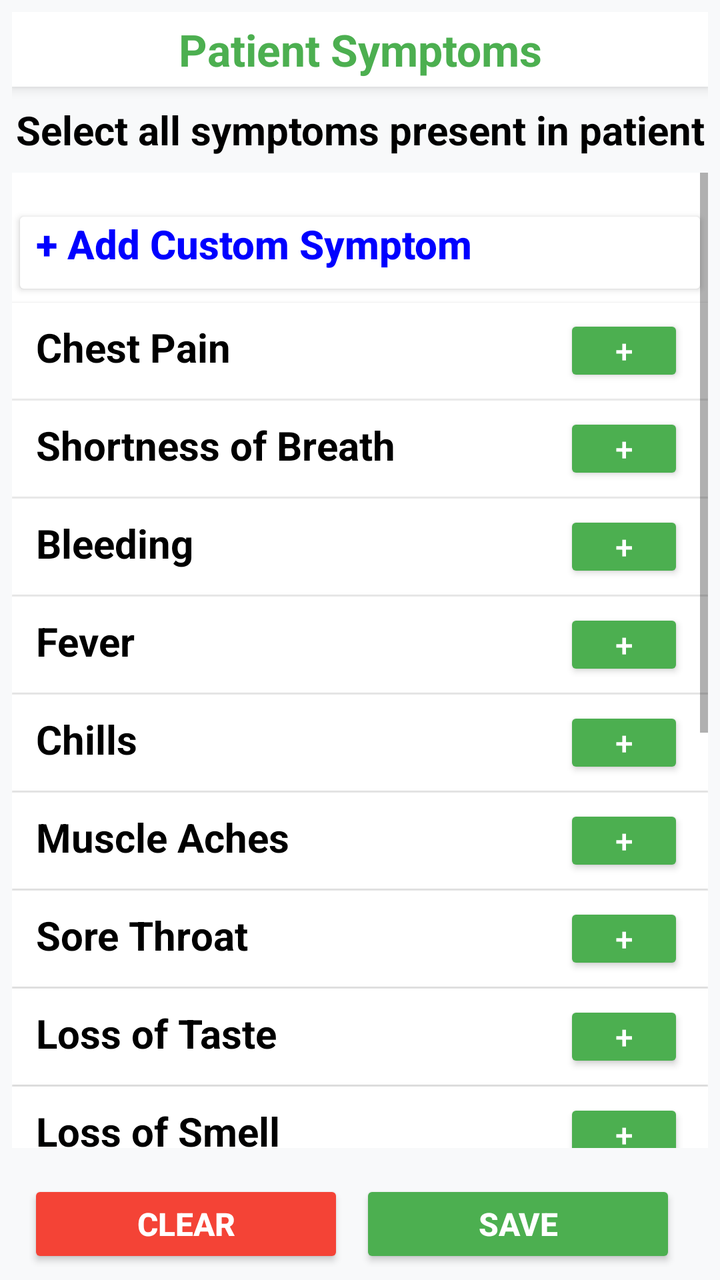
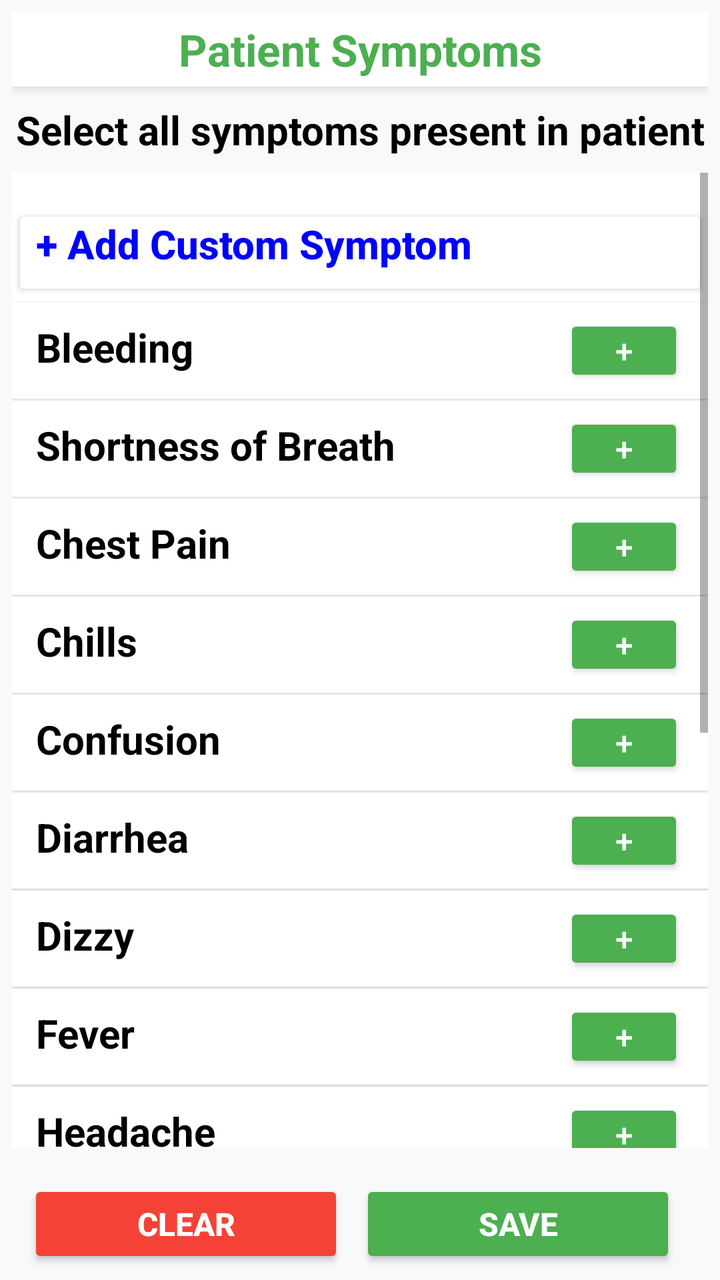

Compare the two renders of this Android layout. The source of the first and the diff that turns it into the second are given below.
<!-- AndroidManifest.xml: application theme Theme.Ui_proto_original -->
<!-- res/layout/symptoms_menu.xml -->
<?xml version="1.0" encoding="utf-8"?>

<LinearLayout xmlns:android="http://schemas.android.com/apk/res/android"
    android:layout_width="match_parent"
    android:layout_height="match_parent"
    android:background="#F8F9FA"
    android:orientation="vertical"
    android:padding="6dp">

    <TextView
        android:layout_width="match_parent"
        android:layout_height="wrap_content"
        android:layout_marginBottom="8dp"
        android:background="@android:color/white"
        android:elevation="4dp"
        android:gravity="center"
        android:padding="4dp"
        android:text="Patient Symptoms"
        android:textColor="@color/green"
        android:textSize="22sp"
        android:textStyle="bold" />

    <TextView
        android:layout_width="match_parent"
        android:layout_height="wrap_content"
        android:layout_marginBottom="8dp"
        android:gravity="center"
        android:text="Select all symptoms present in patient"
        android:textColor="@color/black"
        android:textSize="20sp"
        android:textStyle="bold" />

    <ScrollView
        android:layout_width="match_parent"
        android:layout_height="0dp"
        android:layout_weight="1"
        android:background="@color/white"
        android:fillViewport="true">

        <LinearLayout
            android:layout_width="match_parent"
            android:layout_height="wrap_content"
            android:orientation="vertical">

            <LinearLayout
                android:id="@+id/activeSymptomsContainer"
                android:layout_width="match_parent"
                android:layout_height="wrap_content"
                android:layout_marginBottom="16dp"
                android:orientation="vertical" />

            <Button
                android:id="@+id/addNewButton"
                android:layout_width="match_parent"
                android:layout_height="wrap_content"
                android:layout_marginBottom="1dp"
                android:backgroundTint="@color/white"
                android:gravity="start"
                android:paddingHorizontal="12dp"
                android:paddingVertical="6dp"
                android:text="+ Add Custom Symptom"
                android:textAllCaps="false"
                android:textColor="@color/blue"
                android:textSize="20sp"
                android:textStyle="bold" />

            <LinearLayout
                android:id="@+id/chestPainContainer"
                android:layout_width="match_parent"
                android:layout_height="wrap_content"
                android:layout_marginBottom="1dp"
                android:background="@color/white"
                android:elevation="1dp"
                android:orientation="horizontal"
                android:paddingHorizontal="12dp"
                android:paddingVertical="6dp">

                <TextView
                    android:layout_width="0dp"
                    android:layout_height="wrap_content"
                    android:layout_weight="1"
                    android:text="Chest Pain"
                    android:textColor="@color/black"
                    android:textSize="20sp"
                    android:textStyle="bold" />

                <Button
                    android:id="@+id/addChestPainButton"
                    android:layout_width="60dp"
                    android:layout_height="36dp"
                    android:backgroundTint="@color/green"
                    android:paddingVertical="0dp"
                    android:text="+"
                    android:textColor="@color/white"
                    android:textSize="16sp" />
            </LinearLayout>

            <LinearLayout
                android:id="@+id/breathContainer"
                android:layout_width="match_parent"
                android:layout_height="wrap_content"
                android:layout_marginBottom="1dp"
                android:background="@color/white"
                android:elevation="1dp"
                android:orientation="horizontal"
                android:paddingHorizontal="12dp"
                android:paddingVertical="6dp">

                <TextView
                    android:layout_width="0dp"
                    android:layout_height="wrap_content"
                    android:layout_weight="1"
                    android:text="Shortness of Breath"
                    android:textColor="@color/black"
                    android:textSize="20sp"
                    android:textStyle="bold" />

                <Button
                    android:id="@+id/addBreathButton"
                    android:layout_width="60dp"
                    android:layout_height="36dp"
                    android:backgroundTint="@color/green"
                    android:paddingVertical="0dp"
                    android:text="+"
                    android:textColor="@color/white"
                    android:textSize="16sp" />
            </LinearLayout>

            <LinearLayout
                android:id="@+id/bleedingContainer"
                android:layout_width="match_parent"
                android:layout_height="wrap_content"
                android:layout_marginBottom="1dp"
                android:background="@color/white"
                android:elevation="1dp"
                android:orientation="horizontal"
                android:paddingHorizontal="12dp"
                android:paddingVertical="6dp">

                <TextView
                    android:layout_width="0dp"
                    android:layout_height="wrap_content"
                    android:layout_weight="1"
                    android:text="Bleeding"
                    android:textColor="@color/black"
                    android:textSize="20sp"
                    android:textStyle="bold" />

                <Button
                    android:id="@+id/addBleedingButton"
                    android:layout_width="60dp"
                    android:layout_height="36dp"
                    android:backgroundTint="@color/green"
                    android:paddingVertical="0dp"
                    android:text="+"
                    android:textColor="@color/white"
                    android:textSize="16sp" />
            </LinearLayout>

            <LinearLayout
                android:id="@+id/feverContainer"
                android:layout_width="match_parent"
                android:layout_height="wrap_content"
                android:layout_marginBottom="1dp"
                android:background="@color/white"
                android:elevation="1dp"
                android:orientation="horizontal"
                android:paddingHorizontal="12dp"
                android:paddingVertical="6dp">

                <TextView
                    android:layout_width="0dp"
                    android:layout_height="wrap_content"
                    android:layout_weight="1"
                    android:text="Fever"
                    android:textColor="@color/black"
                    android:textSize="20sp"
                    android:textStyle="bold" />

                <Button
                    android:id="@+id/addFeverButton"
                    android:layout_width="60dp"
                    android:layout_height="36dp"
                    android:backgroundTint="@color/green"
                    android:paddingVertical="0dp"
                    android:text="+"
                    android:textColor="@color/white"
                    android:textSize="16sp" />
            </LinearLayout>

            <LinearLayout
                android:id="@+id/chillsContainer"
                android:layout_width="match_parent"
                android:layout_height="wrap_content"
                android:layout_marginBottom="1dp"
                android:background="@color/white"
                android:elevation="1dp"
                android:orientation="horizontal"
                android:paddingHorizontal="12dp"
                android:paddingVertical="6dp">

                <TextView
                    android:layout_width="0dp"
                    android:layout_height="wrap_content"
                    android:layout_weight="1"
                    android:text="Chills"
                    android:textColor="@color/black"
                    android:textSize="20sp"
                    android:textStyle="bold" />

                <Button
                    android:id="@+id/addChillsButton"
                    android:layout_width="60dp"
                    android:layout_height="36dp"
                    android:backgroundTint="#4CAF50"
                    android:paddingVertical="0dp"
                    android:text="+"
                    android:textColor="@color/white"
                    android:textSize="16sp" />
            </LinearLayout>

            <LinearLayout
                android:id="@+id/muscleAchesContainer"
                android:layout_width="match_parent"
                android:layout_height="wrap_content"
                android:layout_marginBottom="1dp"
                android:background="@color/white"
                android:elevation="1dp"
                android:orientation="horizontal"
                android:paddingHorizontal="12dp"
                android:paddingVertical="6dp">

                <TextView
                    android:layout_width="0dp"
                    android:layout_height="wrap_content"
                    android:layout_weight="1"
                    android:text="Muscle Aches"
                    android:textColor="@color/black"
                    android:textSize="20sp"
                    android:textStyle="bold" />

                <Button
                    android:id="@+id/addMuscleAchesButton"
                    android:layout_width="60dp"
                    android:layout_height="36dp"
                    android:backgroundTint="@color/green"
                    android:paddingVertical="0dp"
                    android:text="+"
                    android:textColor="@color/white"
                    android:textSize="16sp" />
            </LinearLayout>

            <LinearLayout
                android:id="@+id/soreThroatContainer"
                android:layout_width="match_parent"
                android:layout_height="wrap_content"
                android:layout_marginBottom="1dp"
                android:background="@color/white"
                android:elevation="1dp"
                android:orientation="horizontal"
                android:paddingHorizontal="12dp"
                android:paddingVertical="6dp">

                <TextView
                    android:layout_width="0dp"
                    android:layout_height="wrap_content"
                    android:layout_weight="1"
                    android:text="Sore Throat"
                    android:textColor="@color/black"
                    android:textSize="20sp"
                    android:textStyle="bold" />

                <Button
                    android:id="@+id/addSoreThroatButton"
                    android:layout_width="60dp"
                    android:layout_height="36dp"
                    android:backgroundTint="@color/green"
                    android:paddingVertical="0dp"
                    android:text="+"
                    android:textColor="@color/white"
                    android:textSize="16sp" />
            </LinearLayout>

            <LinearLayout
                android:id="@+id/lossOfTasteContainer"
                android:layout_width="match_parent"
                android:layout_height="wrap_content"
                android:layout_marginBottom="1dp"
                android:background="@color/white"
                android:elevation="1dp"
                android:orientation="horizontal"
                android:paddingHorizontal="12dp"
                android:paddingVertical="6dp">

                <TextView
                    android:layout_width="0dp"
                    android:layout_height="wrap_content"
                    android:layout_weight="1"
                    android:text="Loss of Taste"
                    android:textColor="@color/black"
                    android:textSize="20sp"
                    android:textStyle="bold" />

                <Button
                    android:id="@+id/addLossOfTasteButton"
                    android:layout_width="60dp"
                    android:layout_height="36dp"
                    android:backgroundTint="@color/green"
                    android:paddingVertical="0dp"
                    android:text="+"
                    android:textColor="@color/white"
                    android:textSize="16sp" />
            </LinearLayout>

            <LinearLayout
                android:id="@+id/lossOfSmellContainer"
                android:layout_width="match_parent"
                android:layout_height="wrap_content"
                android:layout_marginBottom="1dp"
                android:background="@color/white"
                android:elevation="1dp"
                android:orientation="horizontal"
                android:paddingHorizontal="12dp"
                android:paddingVertical="6dp">

                <TextView
                    android:layout_width="0dp"
                    android:layout_height="wrap_content"
                    android:layout_weight="1"
                    android:text="Loss of Smell"
                    android:textColor="@color/black"
                    android:textSize="20sp"
                    android:textStyle="bold" />

                <Button
                    android:id="@+id/addLossOfSmellButton"
                    android:layout_width="60dp"
                    android:layout_height="36dp"
                    android:backgroundTint="@color/green"
                    android:paddingVertical="0dp"
                    android:text="+"
                    android:textColor="@color/white"
                    android:textSize="16sp" />
            </LinearLayout>

            <LinearLayout
                android:id="@+id/headacheContainer"
                android:layout_width="match_parent"
                android:layout_height="wrap_content"
                android:layout_marginBottom="1dp"
                android:background="@color/white"
                android:elevation="1dp"
                android:orientation="horizontal"
                android:paddingHorizontal="12dp"
                android:paddingVertical="6dp">

                <TextView
                    android:layout_width="0dp"
                    android:layout_height="wrap_content"
                    android:layout_weight="1"
                    android:text="Headache"
                    android:textColor="@color/black"
                    android:textSize="20sp"
                    android:textStyle="bold" />

                <Button
                    android:id="@+id/addHeadacheButton"
                    android:layout_width="60dp"
                    android:layout_height="36dp"
                    android:backgroundTint="@color/green"
                    android:paddingVertical="0dp"
                    android:text="+"
                    android:textColor="@color/white"
                    android:textSize="16sp" />
            </LinearLayout>

            <LinearLayout
                android:id="@+id/rashContainer"
                android:layout_width="match_parent"
                android:layout_height="wrap_content"
                android:layout_marginBottom="1dp"
                android:background="@color/white"
                android:elevation="1dp"
                android:orientation="horizontal"
                android:paddingHorizontal="12dp"
                android:paddingVertical="6dp">

                <TextView
                    android:layout_width="0dp"
                    android:layout_height="wrap_content"
                    android:layout_weight="1"
                    android:text="Rash"
                    android:textColor="@color/black"
                    android:textSize="20sp"
                    android:textStyle="bold" />

                <Button
                    android:id="@+id/addRashButton"
                    android:layout_width="60dp"
                    android:layout_height="36dp"
                    android:backgroundTint="@color/green"
                    android:paddingVertical="0dp"
                    android:text="+"
                    android:textColor="@color/white"
                    android:textSize="16sp" />
            </LinearLayout>

            <LinearLayout
                android:id="@+id/nauseaContainer"
                android:layout_width="match_parent"
                android:layout_height="wrap_content"
                android:layout_marginBottom="1dp"
                android:background="@color/white"
                android:elevation="1dp"
                android:orientation="horizontal"
                android:paddingHorizontal="12dp"
                android:paddingVertical="6dp">

                <TextView
                    android:layout_width="0dp"
                    android:layout_height="wrap_content"
                    android:layout_weight="1"
                    android:text="Nausea"
                    android:textColor="@color/black"
                    android:textSize="20sp"
                    android:textStyle="bold" />

                <Button
                    android:id="@+id/addNauseaButton"
                    android:layout_width="60dp"
                    android:layout_height="36dp"
                    android:backgroundTint="@color/green"
                    android:paddingVertical="0dp"
                    android:text="+"
                    android:textColor="@color/white"
                    android:textSize="16sp" />
            </LinearLayout>

            <LinearLayout
                android:id="@+id/vomitingContainer"
                android:layout_width="match_parent"
                android:layout_height="wrap_content"
                android:layout_marginBottom="1dp"
                android:background="@color/white"
                android:elevation="1dp"
                android:orientation="horizontal"
                android:paddingHorizontal="12dp"
                android:paddingVertical="6dp">

                <TextView
                    android:layout_width="0dp"
                    android:layout_height="wrap_content"
                    android:layout_weight="1"
                    android:text="Vomiting"
                    android:textColor="@color/black"
                    android:textSize="20sp"
                    android:textStyle="bold" />

                <Button
                    android:id="@+id/addVomitingButton"
                    android:layout_width="60dp"
                    android:layout_height="36dp"
                    android:backgroundTint="@color/green"
                    android:paddingVertical="0dp"
                    android:text="+"
                    android:textColor="@color/white"
                    android:textSize="16sp" />
            </LinearLayout>

            <LinearLayout
                android:id="@+id/diarrheaContainer"
                android:layout_width="match_parent"
                android:layout_height="wrap_content"
                android:layout_marginBottom="1dp"
                android:background="@color/white"
                android:elevation="1dp"
                android:orientation="horizontal"
                android:paddingHorizontal="12dp"
                android:paddingVertical="6dp">

                <TextView
                    android:layout_width="0dp"
                    android:layout_height="wrap_content"
                    android:layout_weight="1"
                    android:text="Diarrhea"
                    android:textColor="@color/black"
                    android:textSize="20sp"
                    android:textStyle="bold" />

                <Button
                    android:id="@+id/addDiarrheaButton"
                    android:layout_width="60dp"
                    android:layout_height="36dp"
                    android:backgroundTint="@color/green"
                    android:paddingVertical="0dp"
                    android:text="+"
                    android:textColor="@color/white"
                    android:textSize="16sp" />
            </LinearLayout>

            <LinearLayout
                android:id="@+id/confusionContainer"
                android:layout_width="match_parent"
                android:layout_height="wrap_content"
                android:layout_marginBottom="1dp"
                android:background="@color/white"
                android:elevation="1dp"
                android:orientation="horizontal"
                android:paddingHorizontal="12dp"
                android:paddingVertical="6dp">

                <TextView
                    android:layout_width="0dp"
                    android:layout_height="wrap_content"
                    android:layout_weight="1"
                    android:text="Confusion"
                    android:textColor="@color/black"
                    android:textSize="20sp"
                    android:textStyle="bold" />

                <Button
                    android:id="@+id/addConfusionButton"
                    android:layout_width="60dp"
                    android:layout_height="36dp"
                    android:backgroundTint="@color/green"
                    android:paddingVertical="0dp"
                    android:text="+"
                    android:textColor="@color/white"
                    android:textSize="16sp" />
            </LinearLayout>

            <LinearLayout
                android:id="@+id/dizzyContainer"
                android:layout_width="match_parent"
                android:layout_height="wrap_content"
                android:layout_marginBottom="1dp"
                android:background="@color/white"
                android:elevation="1dp"
                android:orientation="horizontal"
                android:paddingHorizontal="12dp"
                android:paddingVertical="6dp">

                <TextView
                    android:layout_width="0dp"
                    android:layout_height="wrap_content"
                    android:layout_weight="1"
                    android:text="Dizzy"
                    android:textColor="@color/black"
                    android:textSize="20sp"
                    android:textStyle="bold" />

                <Button
                    android:id="@+id/addDizzyButton"
                    android:layout_width="60dp"
                    android:layout_height="36dp"
                    android:backgroundTint="@color/green"
                    android:paddingVertical="0dp"
                    android:text="+"
                    android:textColor="@color/white"
                    android:textSize="16sp" />
            </LinearLayout>

            
            <LinearLayout
                android:id="@+id/customSymptomsContainer"
                android:layout_width="match_parent"
                android:layout_height="wrap_content"
                android:orientation="vertical" />

        </LinearLayout>
    </ScrollView>

    
    <LinearLayout
        android:layout_width="match_parent"
        android:layout_height="wrap_content"
        android:layout_marginTop="16dp"
        android:orientation="horizontal"
        android:paddingStart="8dp"
        android:paddingEnd="8dp">

        <Button
            android:id="@+id/clearButton"
            android:layout_width="0dp"
            android:layout_height="44dp"
            android:layout_marginEnd="8dp"
            android:layout_weight="1"
            android:backgroundTint="#F44336"
            android:ellipsize="end"
            android:maxLines="1"
            android:text="CLEAR"
            android:textAlignment="center"
            android:textAllCaps="true"
            android:textColor="@color/white"
            android:textSize="16sp"
            android:textStyle="bold" />

        <Button
            android:id="@+id/saveButton"
            android:layout_width="0dp"
            android:layout_height="44dp"
            android:layout_marginEnd="8dp"
            android:layout_weight="1"
            android:backgroundTint="#4CAF50"
            android:ellipsize="end"
            android:maxLines="1"
            android:text="SAVE"
            android:textAlignment="center"
            android:textAllCaps="true"
            android:textColor="@color/white"
            android:textSize="16sp"
            android:textStyle="bold" />

    </LinearLayout>

</LinearLayout>
<!-- resources referenced by this layout -->
<resources>
  <color name="black">#FF000000</color>
  <color name="blue">#FF0000FF</color>
  <color name="green">#FF4CAF50</color>
  <color name="white">#FFFFFFFF</color>
  <style name="Theme.Ui_proto_original" parent="Theme.AppCompat.Light.NoActionBar" />
</resources>

<!-- the commit's change to res/layout/symptoms_menu.xml (unified diff, before → after) -->
@@ -65,6 +65,68 @@
                 android:textStyle="bold" />
 
             <LinearLayout
+                android:id="@+id/bleedingContainer"
+                android:layout_width="match_parent"
+                android:layout_height="wrap_content"
+                android:layout_marginBottom="1dp"
+                android:background="@color/white"
+                android:elevation="1dp"
+                android:orientation="horizontal"
+                android:paddingHorizontal="12dp"
+                android:paddingVertical="6dp">
+
+                <TextView
+                    android:layout_width="0dp"
+                    android:layout_height="wrap_content"
+                    android:layout_weight="1"
+                    android:text="Bleeding"
+                    android:textColor="@color/black"
+                    android:textSize="20sp"
+                    android:textStyle="bold" />
+
+                <Button
+                    android:id="@+id/addBleedingButton"
+                    android:layout_width="60dp"
+                    android:layout_height="36dp"
+                    android:backgroundTint="@color/green"
+                    android:paddingVertical="0dp"
+                    android:text="+"
+                    android:textColor="@color/white"
+                    android:textSize="16sp" />
+            </LinearLayout>
+
+            <LinearLayout
+                android:id="@+id/breathContainer"
+                android:layout_width="match_parent"
+                android:layout_height="wrap_content"
+                android:layout_marginBottom="1dp"
+                android:background="@color/white"
+                android:elevation="1dp"
+                android:orientation="horizontal"
+                android:paddingHorizontal="12dp"
+                android:paddingVertical="6dp">
+
+                <TextView
+                    android:layout_width="0dp"
+                    android:layout_height="wrap_content"
+                    android:layout_weight="1"
+                    android:text="Shortness of Breath"
+                    android:textColor="@color/black"
+                    android:textSize="20sp"
+                    android:textStyle="bold" />
+
+                <Button
+                    android:id="@+id/addBreathButton"
+                    android:layout_width="60dp"
+                    android:layout_height="36dp"
+                    android:backgroundTint="@color/green"
+                    android:paddingVertical="0dp"
+                    android:text="+"
+                    android:textColor="@color/white"
+                    android:textSize="16sp" />
+            </LinearLayout>
+
+            <LinearLayout
                 android:id="@+id/chestPainContainer"
                 android:layout_width="match_parent"
                 android:layout_height="wrap_content"
@@ -96,58 +158,120 @@
             </LinearLayout>
 
             <LinearLayout
-                android:id="@+id/breathContainer"
-                android:layout_width="match_parent"
-                android:layout_height="wrap_content"
-                android:layout_marginBottom="1dp"
-                android:background="@color/white"
-                android:elevation="1dp"
-                android:orientation="horizontal"
-                android:paddingHorizontal="12dp"
-                android:paddingVertical="6dp">
-
-                <TextView
-                    android:layout_width="0dp"
-                    android:layout_height="wrap_content"
-                    android:layout_weight="1"
-                    android:text="Shortness of Breath"
-                    android:textColor="@color/black"
-                    android:textSize="20sp"
-                    android:textStyle="bold" />
-
-                <Button
-                    android:id="@+id/addBreathButton"
-                    android:layout_width="60dp"
-                    android:layout_height="36dp"
-                    android:backgroundTint="@color/green"
-                    android:paddingVertical="0dp"
-                    android:text="+"
-                    android:textColor="@color/white"
-                    android:textSize="16sp" />
-            </LinearLayout>
-
-            <LinearLayout
-                android:id="@+id/bleedingContainer"
-                android:layout_width="match_parent"
-                android:layout_height="wrap_content"
-                android:layout_marginBottom="1dp"
-                android:background="@color/white"
-                android:elevation="1dp"
-                android:orientation="horizontal"
-                android:paddingHorizontal="12dp"
-                android:paddingVertical="6dp">
-
-                <TextView
-                    android:layout_width="0dp"
-                    android:layout_height="wrap_content"
-                    android:layout_weight="1"
-                    android:text="Bleeding"
-                    android:textColor="@color/black"
-                    android:textSize="20sp"
-                    android:textStyle="bold" />
-
-                <Button
-                    android:id="@+id/addBleedingButton"
+                android:id="@+id/chillsContainer"
+                android:layout_width="match_parent"
+                android:layout_height="wrap_content"
+                android:layout_marginBottom="1dp"
+                android:background="@color/white"
+                android:elevation="1dp"
+                android:orientation="horizontal"
+                android:paddingHorizontal="12dp"
+                android:paddingVertical="6dp">
+
+                <TextView
+                    android:layout_width="0dp"
+                    android:layout_height="wrap_content"
+                    android:layout_weight="1"
+                    android:text="Chills"
+                    android:textColor="@color/black"
+                    android:textSize="20sp"
+                    android:textStyle="bold" />
+
+                <Button
+                    android:id="@+id/addChillsButton"
+                    android:layout_width="60dp"
+                    android:layout_height="36dp"
+                    android:backgroundTint="#4CAF50"
+                    android:paddingVertical="0dp"
+                    android:text="+"
+                    android:textColor="@color/white"
+                    android:textSize="16sp" />
+            </LinearLayout>
+
+            <LinearLayout
+                android:id="@+id/confusionContainer"
+                android:layout_width="match_parent"
+                android:layout_height="wrap_content"
+                android:layout_marginBottom="1dp"
+                android:background="@color/white"
+                android:elevation="1dp"
+                android:orientation="horizontal"
+                android:paddingHorizontal="12dp"
+                android:paddingVertical="6dp">
+
+                <TextView
+                    android:layout_width="0dp"
+                    android:layout_height="wrap_content"
+                    android:layout_weight="1"
+                    android:text="Confusion"
+                    android:textColor="@color/black"
+                    android:textSize="20sp"
+                    android:textStyle="bold" />
+
+                <Button
+                    android:id="@+id/addConfusionButton"
+                    android:layout_width="60dp"
+                    android:layout_height="36dp"
+                    android:backgroundTint="@color/green"
+                    android:paddingVertical="0dp"
+                    android:text="+"
+                    android:textColor="@color/white"
+                    android:textSize="16sp" />
+            </LinearLayout>
+
+            <LinearLayout
+                android:id="@+id/diarrheaContainer"
+                android:layout_width="match_parent"
+                android:layout_height="wrap_content"
+                android:layout_marginBottom="1dp"
+                android:background="@color/white"
+                android:elevation="1dp"
+                android:orientation="horizontal"
+                android:paddingHorizontal="12dp"
+                android:paddingVertical="6dp">
+
+                <TextView
+                    android:layout_width="0dp"
+                    android:layout_height="wrap_content"
+                    android:layout_weight="1"
+                    android:text="Diarrhea"
+                    android:textColor="@color/black"
+                    android:textSize="20sp"
+                    android:textStyle="bold" />
+
+                <Button
+                    android:id="@+id/addDiarrheaButton"
+                    android:layout_width="60dp"
+                    android:layout_height="36dp"
+                    android:backgroundTint="@color/green"
+                    android:paddingVertical="0dp"
+                    android:text="+"
+                    android:textColor="@color/white"
+                    android:textSize="16sp" />
+            </LinearLayout>
+
+            <LinearLayout
+                android:id="@+id/dizzyContainer"
+                android:layout_width="match_parent"
+                android:layout_height="wrap_content"
+                android:layout_marginBottom="1dp"
+                android:background="@color/white"
+                android:elevation="1dp"
+                android:orientation="horizontal"
+                android:paddingHorizontal="12dp"
+                android:paddingVertical="6dp">
+
+                <TextView
+                    android:layout_width="0dp"
+                    android:layout_height="wrap_content"
+                    android:layout_weight="1"
+                    android:text="Dizzy"
+                    android:textColor="@color/black"
+                    android:textSize="20sp"
+                    android:textStyle="bold" />
+
+                <Button
+                    android:id="@+id/addDizzyButton"
                     android:layout_width="60dp"
                     android:layout_height="36dp"
                     android:backgroundTint="@color/green"
@@ -189,30 +313,92 @@
             </LinearLayout>
 
             <LinearLayout
-                android:id="@+id/chillsContainer"
-                android:layout_width="match_parent"
-                android:layout_height="wrap_content"
-                android:layout_marginBottom="1dp"
-                android:background="@color/white"
-                android:elevation="1dp"
-                android:orientation="horizontal"
-                android:paddingHorizontal="12dp"
-                android:paddingVertical="6dp">
-
-                <TextView
-                    android:layout_width="0dp"
-                    android:layout_height="wrap_content"
-                    android:layout_weight="1"
-                    android:text="Chills"
-                    android:textColor="@color/black"
-                    android:textSize="20sp"
-                    android:textStyle="bold" />
-
-                <Button
-                    android:id="@+id/addChillsButton"
-                    android:layout_width="60dp"
-                    android:layout_height="36dp"
-                    android:backgroundTint="#4CAF50"
+                android:id="@+id/headacheContainer"
+                android:layout_width="match_parent"
+                android:layout_height="wrap_content"
+                android:layout_marginBottom="1dp"
+                android:background="@color/white"
+                android:elevation="1dp"
+                android:orientation="horizontal"
+                android:paddingHorizontal="12dp"
+                android:paddingVertical="6dp">
+
+                <TextView
+                    android:layout_width="0dp"
+                    android:layout_height="wrap_content"
+                    android:layout_weight="1"
+                    android:text="Headache"
+                    android:textColor="@color/black"
+                    android:textSize="20sp"
+                    android:textStyle="bold" />
+
+                <Button
+                    android:id="@+id/addHeadacheButton"
+                    android:layout_width="60dp"
+                    android:layout_height="36dp"
+                    android:backgroundTint="@color/green"
+                    android:paddingVertical="0dp"
+                    android:text="+"
+                    android:textColor="@color/white"
+                    android:textSize="16sp" />
+            </LinearLayout>
+
+            <LinearLayout
+                android:id="@+id/lossOfSmellContainer"
+                android:layout_width="match_parent"
+                android:layout_height="wrap_content"
+                android:layout_marginBottom="1dp"
+                android:background="@color/white"
+                android:elevation="1dp"
+                android:orientation="horizontal"
+                android:paddingHorizontal="12dp"
+                android:paddingVertical="6dp">
+
+                <TextView
+                    android:layout_width="0dp"
+                    android:layout_height="wrap_content"
+                    android:layout_weight="1"
+                    android:text="Loss of Smell"
+                    android:textColor="@color/black"
+                    android:textSize="20sp"
+                    android:textStyle="bold" />
+
+                <Button
+                    android:id="@+id/addLossOfSmellButton"
+                    android:layout_width="60dp"
+                    android:layout_height="36dp"
+                    android:backgroundTint="@color/green"
+                    android:paddingVertical="0dp"
+                    android:text="+"
+                    android:textColor="@color/white"
+                    android:textSize="16sp" />
+            </LinearLayout>
+
+            <LinearLayout
+                android:id="@+id/lossOfTasteContainer"
+                android:layout_width="match_parent"
+                android:layout_height="wrap_content"
+                android:layout_marginBottom="1dp"
+                android:background="@color/white"
+                android:elevation="1dp"
+                android:orientation="horizontal"
+                android:paddingHorizontal="12dp"
+                android:paddingVertical="6dp">
+
+                <TextView
+                    android:layout_width="0dp"
+                    android:layout_height="wrap_content"
+                    android:layout_weight="1"
+                    android:text="Loss of Taste"
+                    android:textColor="@color/black"
+                    android:textSize="20sp"
+                    android:textStyle="bold" />
+
+                <Button
+                    android:id="@+id/addLossOfTasteButton"
+                    android:layout_width="60dp"
+                    android:layout_height="36dp"
+                    android:backgroundTint="@color/green"
                     android:paddingVertical="0dp"
                     android:text="+"
                     android:textColor="@color/white"
@@ -251,6 +437,68 @@
             </LinearLayout>
 
             <LinearLayout
+                android:id="@+id/nauseaContainer"
+                android:layout_width="match_parent"
+                android:layout_height="wrap_content"
+                android:layout_marginBottom="1dp"
+                android:background="@color/white"
+                android:elevation="1dp"
+                android:orientation="horizontal"
+                android:paddingHorizontal="12dp"
+                android:paddingVertical="6dp">
+
+                <TextView
+                    android:layout_width="0dp"
+                    android:layout_height="wrap_content"
+                    android:layout_weight="1"
+                    android:text="Nausea"
+                    android:textColor="@color/black"
+                    android:textSize="20sp"
+                    android:textStyle="bold" />
+
+                <Button
+                    android:id="@+id/addNauseaButton"
+                    android:layout_width="60dp"
+                    android:layout_height="36dp"
+                    android:backgroundTint="@color/green"
+                    android:paddingVertical="0dp"
+                    android:text="+"
+                    android:textColor="@color/white"
+                    android:textSize="16sp" />
+            </LinearLayout>
+
+            <LinearLayout
+                android:id="@+id/rashContainer"
+                android:layout_width="match_parent"
+                android:layout_height="wrap_content"
+                android:layout_marginBottom="1dp"
+                android:background="@color/white"
+                android:elevation="1dp"
+                android:orientation="horizontal"
+                android:paddingHorizontal="12dp"
+                android:paddingVertical="6dp">
+
+                <TextView
+                    android:layout_width="0dp"
+                    android:layout_height="wrap_content"
+                    android:layout_weight="1"
+                    android:text="Rash"
+                    android:textColor="@color/black"
+                    android:textSize="20sp"
+                    android:textStyle="bold" />
+
+                <Button
+                    android:id="@+id/addRashButton"
+                    android:layout_width="60dp"
+                    android:layout_height="36dp"
+                    android:backgroundTint="@color/green"
+                    android:paddingVertical="0dp"
+                    android:text="+"
+                    android:textColor="@color/white"
+                    android:textSize="16sp" />
+            </LinearLayout>
+
+            <LinearLayout
                 android:id="@+id/soreThroatContainer"
                 android:layout_width="match_parent"
                 android:layout_height="wrap_content"
@@ -282,161 +530,6 @@
             </LinearLayout>
 
             <LinearLayout
-                android:id="@+id/lossOfTasteContainer"
-                android:layout_width="match_parent"
-                android:layout_height="wrap_content"
-                android:layout_marginBottom="1dp"
-                android:background="@color/white"
-                android:elevation="1dp"
-                android:orientation="horizontal"
-                android:paddingHorizontal="12dp"
-                android:paddingVertical="6dp">
-
-                <TextView
-                    android:layout_width="0dp"
-                    android:layout_height="wrap_content"
-                    android:layout_weight="1"
-                    android:text="Loss of Taste"
-                    android:textColor="@color/black"
-                    android:textSize="20sp"
-                    android:textStyle="bold" />
-
-                <Button
-                    android:id="@+id/addLossOfTasteButton"
-                    android:layout_width="60dp"
-                    android:layout_height="36dp"
-                    android:backgroundTint="@color/green"
-                    android:paddingVertical="0dp"
-                    android:text="+"
-                    android:textColor="@color/white"
-                    android:textSize="16sp" />
-            </LinearLayout>
-
-            <LinearLayout
-                android:id="@+id/lossOfSmellContainer"
-                android:layout_width="match_parent"
-                android:layout_height="wrap_content"
-                android:layout_marginBottom="1dp"
-                android:background="@color/white"
-                android:elevation="1dp"
-                android:orientation="horizontal"
-                android:paddingHorizontal="12dp"
-                android:paddingVertical="6dp">
-
-                <TextView
-                    android:layout_width="0dp"
-                    android:layout_height="wrap_content"
-                    android:layout_weight="1"
-                    android:text="Loss of Smell"
-                    android:textColor="@color/black"
-                    android:textSize="20sp"
-                    android:textStyle="bold" />
-
-                <Button
-                    android:id="@+id/addLossOfSmellButton"
-                    android:layout_width="60dp"
-                    android:layout_height="36dp"
-                    android:backgroundTint="@color/green"
-                    android:paddingVertical="0dp"
-                    android:text="+"
-                    android:textColor="@color/white"
-                    android:textSize="16sp" />
-            </LinearLayout>
-
-            <LinearLayout
-                android:id="@+id/headacheContainer"
-                android:layout_width="match_parent"
-                android:layout_height="wrap_content"
-                android:layout_marginBottom="1dp"
-                android:background="@color/white"
-                android:elevation="1dp"
-                android:orientation="horizontal"
-                android:paddingHorizontal="12dp"
-                android:paddingVertical="6dp">
-
-                <TextView
-                    android:layout_width="0dp"
-                    android:layout_height="wrap_content"
-                    android:layout_weight="1"
-                    android:text="Headache"
-                    android:textColor="@color/black"
-                    android:textSize="20sp"
-                    android:textStyle="bold" />
-
-                <Button
-                    android:id="@+id/addHeadacheButton"
-                    android:layout_width="60dp"
-                    android:layout_height="36dp"
-                    android:backgroundTint="@color/green"
-                    android:paddingVertical="0dp"
-                    android:text="+"
-                    android:textColor="@color/white"
-                    android:textSize="16sp" />
-            </LinearLayout>
-
-            <LinearLayout
-                android:id="@+id/rashContainer"
-                android:layout_width="match_parent"
-                android:layout_height="wrap_content"
-                android:layout_marginBottom="1dp"
-                android:background="@color/white"
-                android:elevation="1dp"
-                android:orientation="horizontal"
-                android:paddingHorizontal="12dp"
-                android:paddingVertical="6dp">
-
-                <TextView
-                    android:layout_width="0dp"
-                    android:layout_height="wrap_content"
-                    android:layout_weight="1"
-                    android:text="Rash"
-                    android:textColor="@color/black"
-                    android:textSize="20sp"
-                    android:textStyle="bold" />
-
-                <Button
-                    android:id="@+id/addRashButton"
-                    android:layout_width="60dp"
-                    android:layout_height="36dp"
-                    android:backgroundTint="@color/green"
-                    android:paddingVertical="0dp"
-                    android:text="+"
-                    android:textColor="@color/white"
-                    android:textSize="16sp" />
-            </LinearLayout>
-
-            <LinearLayout
-                android:id="@+id/nauseaContainer"
-                android:layout_width="match_parent"
-                android:layout_height="wrap_content"
-                android:layout_marginBottom="1dp"
-                android:background="@color/white"
-                android:elevation="1dp"
-                android:orientation="horizontal"
-                android:paddingHorizontal="12dp"
-                android:paddingVertical="6dp">
-
-                <TextView
-                    android:layout_width="0dp"
-                    android:layout_height="wrap_content"
-                    android:layout_weight="1"
-                    android:text="Nausea"
-                    android:textColor="@color/black"
-                    android:textSize="20sp"
-                    android:textStyle="bold" />
-
-                <Button
-                    android:id="@+id/addNauseaButton"
-                    android:layout_width="60dp"
-                    android:layout_height="36dp"
-                    android:backgroundTint="@color/green"
-                    android:paddingVertical="0dp"
-                    android:text="+"
-                    android:textColor="@color/white"
-                    android:textSize="16sp" />
-            </LinearLayout>
-
-            <LinearLayout
                 android:id="@+id/vomitingContainer"
                 android:layout_width="match_parent"
                 android:layout_height="wrap_content"
@@ -458,99 +551,6 @@
 
                 <Button
                     android:id="@+id/addVomitingButton"
-                    android:layout_width="60dp"
-                    android:layout_height="36dp"
-                    android:backgroundTint="@color/green"
-                    android:paddingVertical="0dp"
-                    android:text="+"
-                    android:textColor="@color/white"
-                    android:textSize="16sp" />
-            </LinearLayout>
-
-            <LinearLayout
-                android:id="@+id/diarrheaContainer"
-                android:layout_width="match_parent"
-                android:layout_height="wrap_content"
-                android:layout_marginBottom="1dp"
-                android:background="@color/white"
-                android:elevation="1dp"
-                android:orientation="horizontal"
-                android:paddingHorizontal="12dp"
-                android:paddingVertical="6dp">
-
-                <TextView
-                    android:layout_width="0dp"
-                    android:layout_height="wrap_content"
-                    android:layout_weight="1"
-                    android:text="Diarrhea"
-                    android:textColor="@color/black"
-                    android:textSize="20sp"
-                    android:textStyle="bold" />
-
-                <Button
-                    android:id="@+id/addDiarrheaButton"
-                    android:layout_width="60dp"
-                    android:layout_height="36dp"
-                    android:backgroundTint="@color/green"
-                    android:paddingVertical="0dp"
-                    android:text="+"
-                    android:textColor="@color/white"
-                    android:textSize="16sp" />
-            </LinearLayout>
-
-            <LinearLayout
-                android:id="@+id/confusionContainer"
-                android:layout_width="match_parent"
-                android:layout_height="wrap_content"
-                android:layout_marginBottom="1dp"
-                android:background="@color/white"
-                android:elevation="1dp"
-                android:orientation="horizontal"
-                android:paddingHorizontal="12dp"
-                android:paddingVertical="6dp">
-
-                <TextView
-                    android:layout_width="0dp"
-                    android:layout_height="wrap_content"
-                    android:layout_weight="1"
-                    android:text="Confusion"
-                    android:textColor="@color/black"
-                    android:textSize="20sp"
-                    android:textStyle="bold" />
-
-                <Button
-                    android:id="@+id/addConfusionButton"
-                    android:layout_width="60dp"
-                    android:layout_height="36dp"
-                    android:backgroundTint="@color/green"
-                    android:paddingVertical="0dp"
-                    android:text="+"
-                    android:textColor="@color/white"
-                    android:textSize="16sp" />
-            </LinearLayout>
-
-            <LinearLayout
-                android:id="@+id/dizzyContainer"
-                android:layout_width="match_parent"
-                android:layout_height="wrap_content"
-                android:layout_marginBottom="1dp"
-                android:background="@color/white"
-                android:elevation="1dp"
-                android:orientation="horizontal"
-                android:paddingHorizontal="12dp"
-                android:paddingVertical="6dp">
-
-                <TextView
-                    android:layout_width="0dp"
-                    android:layout_height="wrap_content"
-                    android:layout_weight="1"
-                    android:text="Dizzy"
-                    android:textColor="@color/black"
-                    android:textSize="20sp"
-                    android:textStyle="bold" />
-
-                <Button
-                    android:id="@+id/addDizzyButton"
                     android:layout_width="60dp"
                     android:layout_height="36dp"
                     android:backgroundTint="@color/green"
